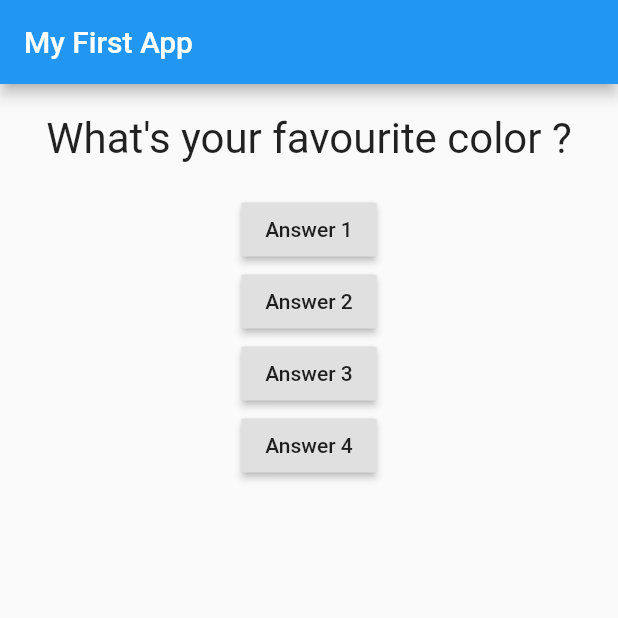
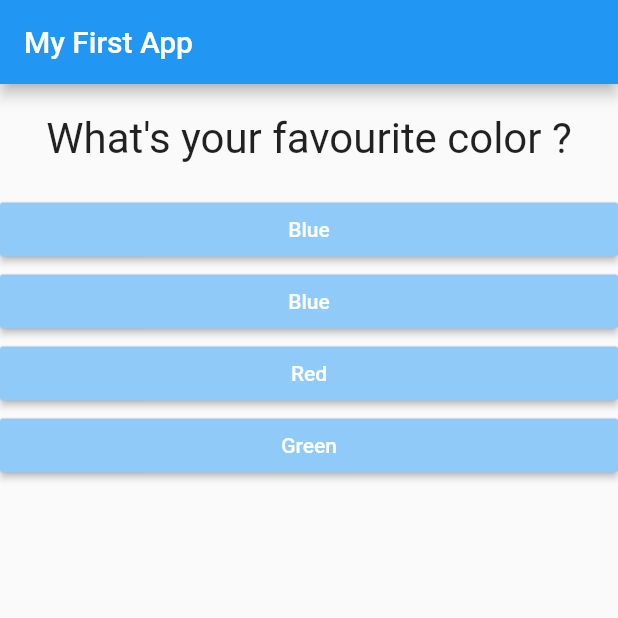
Before and after one commit to sheoranabhishek/QuizApp, a Flutter app: the screen it shows after launch, on a phone screen of 412 x 824 dp, the top half of it. Run offline on Flutter 3.47's test engine with Material 2 defaults, Android fonts, the phone set to English and light mode, and no system bars.

Commit message:
change answer with ques

```diff
--- /dev/null
+++ b/lib/answer.dart
@@ -0,0 +1,21 @@
+import 'package:flutter/material.dart';
+
+class Answer extends StatelessWidget {
+  final Function selectHandler;
+  final String answerText;
+  Answer(this.selectHandler, this.answerText);
+
+  @override
+  Widget build(BuildContext context) {
+    return Container(
+      width: double.infinity,
+      child: RaisedButton(
+        color: Colors.blue[200],
+        textColor: Colors.white,
+        //understanding the maps
+        child: Text(answerText),
+        onPressed: selectHandler,
+      ),
+    );
+  }
+}
--- a/lib/main.dart
+++ b/lib/main.dart
@@ -1,6 +1,6 @@
 //dart has a main function that gets called automatically
 import 'package:flutter/material.dart';
-
+import './answer.dart';
 import './question.dart';
 
 void main() {
@@ -20,21 +20,32 @@ class MyApp extends StatefulWidget {
 }
 
 class MyAppState extends State<MyApp> {
-  var questionIndex = 0;
+  var _questionIndex = 0;
 
-  void answerQuestion() {
+  void _answerQuestion() {
     setState(() {
-      questionIndex = questionIndex + 1;
+      _questionIndex = _questionIndex + 1;
     });
 
-    print(questionIndex);
+    print(_questionIndex);
   }
 
   @override
   Widget build(BuildContext context) {
     var questions = [
-      'What\'s your favourite color ? ',
-      'What\'s your favourite animal ? ',
+      //creating maps
+      {
+        'questionText': 'What\'s your favourite color ? ',
+        'answers': ['Blue', 'Blue', 'Red', 'Green'],
+      },
+      {
+        'questionText': 'What\'s your favourite animal ? ',
+        'answers': ['Zebra', 'Elephant', 'Dog', 'Cat'],
+      },
+      {
+        'questionText': 'Who\'s your favourite cricketer? ',
+        'answers': ['Sangakara', 'MSD', 'Sehwag', 'Kohli'],
+      }
     ];
     return MaterialApp(
       home: Scaffold(
@@ -43,21 +54,13 @@ class MyAppState extends State<MyApp> {
         ),
         body: Column(
           children: [
-            Question(questions.elementAt(questionIndex)),
-            RaisedButton(
-                child: Text('Answer 1'),
-                onPressed:
-                    answerQuestion), //here we don't use () to answer question because , it is given as a pointer.
-            RaisedButton(child: Text('Answer 2'), onPressed: answerQuestion),
-            RaisedButton(
-                child: Text('Answer 3'),
-                onPressed: () => print(
-                    'Answer 3 chosen')), //This is another way of writing an anonymous function.
-            RaisedButton(
-                child: Text('Answer 4'),
-                onPressed: () {
-                  print('Answer 4 chosen');
-                }), //This is again another method.
+            Question(questions[_questionIndex]['questionText']),
+            //mapping the maps to list in widgets
+            //spread operator ... takes a list , and pull the value from the list and add to the surrounding lists.
+            ...(questions[_questionIndex]['answers'] as List<String>)
+                .map((answer) {
+              return Answer(_answerQuestion, answer);
+            }).toList()
           ],
         ),
       ),
```
